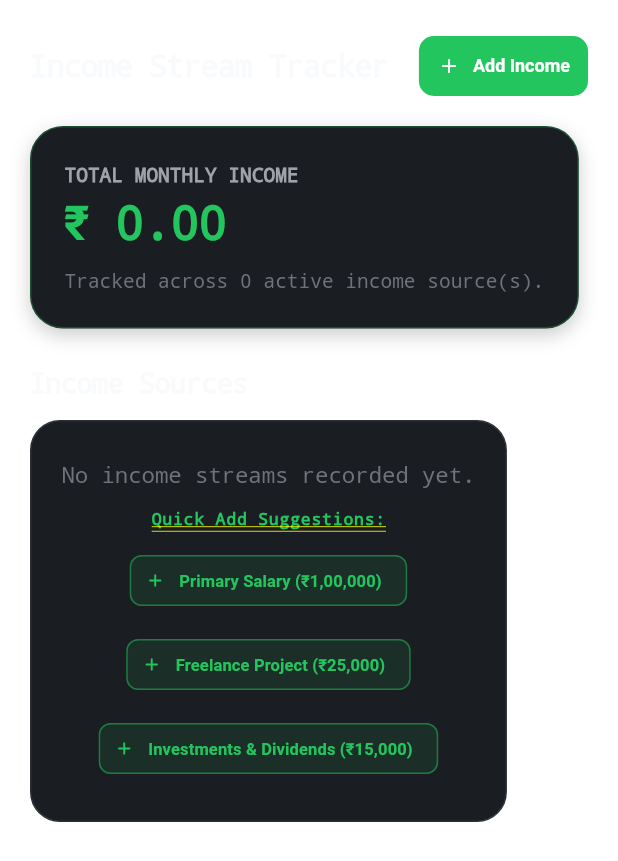
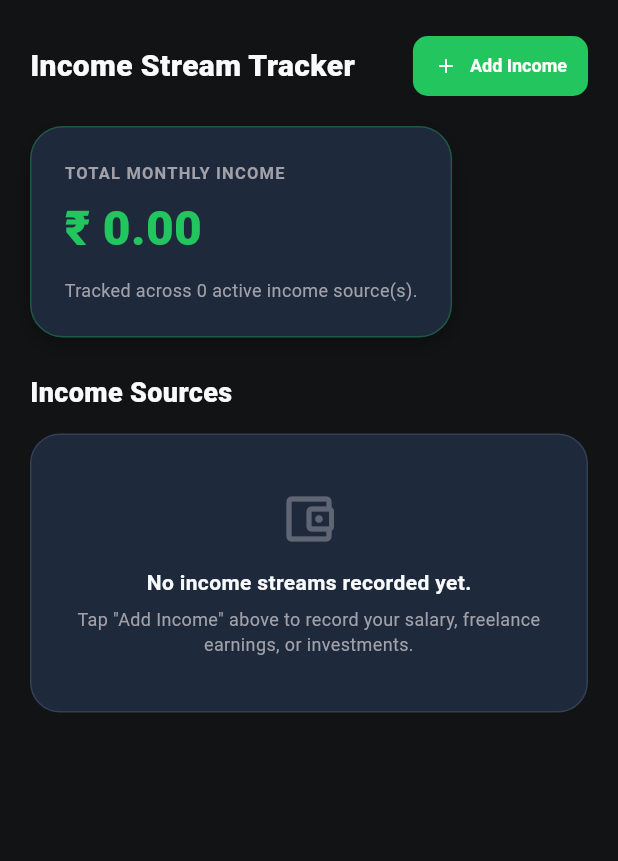
Before and after one commit to viswaas08/FinPilot-ExpenseTracker, a Flutter app: the IncomeTrackerScreen screen opened by its route, on a phone screen of 412 x 824 dp. Shown: the top 861 px of the screen. Run offline on Flutter 3.47's test engine with Material 3 defaults, Android fonts, the phone set to English and light mode, and no system bars; our stand-ins replace cloud_firestore, dio, firebase_auth, firebase_core, fl_chart, flutter_riverpod and 4 more; accounts and stored records are empty.

Commit message:
fix: removed budget health score card & quick add suggestions, fixed web canvas background and text rendering

```diff
--- a/lib/features/budget/presentation/screens/budget_dashboard_screen.dart
+++ b/lib/features/budget/presentation/screens/budget_dashboard_screen.dart
@@ -4,7 +4,6 @@ import 'package:expense_tracker/core/theme/app_colors.dart';
 import 'package:expense_tracker/features/budget/domain/entities/budget_entity.dart';
 import 'package:expense_tracker/features/budget/presentation/controllers/budget_controller.dart';
 import 'package:expense_tracker/features/budget/presentation/screens/budget_form_screen.dart';
-import 'package:expense_tracker/features/budget/presentation/widgets/budget_health_score_card.dart';
 import 'package:expense_tracker/features/budget/presentation/widgets/budget_quick_actions_row.dart';
 import 'package:expense_tracker/features/budget/presentation/widgets/category_budget_progress_card.dart';
 import 'package:expense_tracker/features/budget/presentation/widgets/monthly_budget_hero_card.dart';
@@ -83,12 +82,7 @@ class BudgetDashboardScreen extends ConsumerWidget {
         child: Column(
           crossAxisAlignment: CrossAxisAlignment.start,
           children: [
-            // 1. Budget Health Score Hero Card
-            BudgetHealthScoreCard(
-              healthScore: state.healthScore,
-              healthLabel: state.healthLabel,
-            ),
-            const SizedBox(height: 18),
+
 
             // 2. Active Alert Banner (If crossed thresholds)
             if (state.activeAlertMessage != null && state.alertSeverity != null) ...[
--- a/lib/features/income/presentation/screens/income_tracker_screen.dart
+++ b/lib/features/income/presentation/screens/income_tracker_screen.dart
@@ -1,7 +1,6 @@
 import 'package:flutter/material.dart';
 import 'package:flutter_riverpod/flutter_riverpod.dart';
 import 'package:expense_tracker/core/theme/app_colors.dart';
-import 'package:expense_tracker/core/theme/app_typography.dart';
 import 'package:expense_tracker/core/presentation/widgets/titanium_transaction_tile.dart';
 import 'package:expense_tracker/core/design_system/quantum_tokens.dart';
 import 'package:expense_tracker/core/design_system/quantum_button.dart';
@@ -184,9 +183,13 @@ class _IncomeTrackerScreenState extends ConsumerState<IncomeTrackerScreen> {
     final incomeList = ref.watch(incomeControllerProvider);
     final totalIncome = incomeList.fold<double>(0.0, (sum, item) => sum + item.amount);
     final isDark = Theme.of(context).brightness == Brightness.dark;
-    final textColor = isDark ? AppColors.primaryText : AppColors.lightTextPrimary;
+    final textColor = isDark ? AppColors.darkTextPrimary : AppColors.lightTextPrimary;
+    final subTextColor = isDark ? AppColors.darkTextSecondary : AppColors.lightTextSecondary;
 
-    return SingleChildScrollView(
+    return Scaffold(
+      backgroundColor: isDark ? AppColors.darkBackground : AppColors.lightBackground,
+      body: SafeArea(
+        child: SingleChildScrollView(
           physics: const BouncingScrollPhysics(),
           padding: const EdgeInsets.all(20.0),
           child: Column(
@@ -197,7 +200,12 @@ class _IncomeTrackerScreenState extends ConsumerState<IncomeTrackerScreen> {
                   Expanded(
                     child: Text(
                       'Income Stream Tracker',
-                  style: AppTypography.screenTitle.copyWith(color: textColor, fontSize: 20),
+                      style: TextStyle(
+                        fontSize: 20,
+                        fontWeight: FontWeight.w800,
+                        color: textColor,
+                        decoration: TextDecoration.none,
+                      ),
                       maxLines: 1,
                       overflow: TextOverflow.ellipsis,
                     ),
@@ -208,11 +216,11 @@ class _IncomeTrackerScreenState extends ConsumerState<IncomeTrackerScreen> {
                     icon: const Icon(Icons.add_rounded, size: 16, color: Colors.white),
                     label: const Text(
                       'Add Income',
-                  style: TextStyle(fontWeight: FontWeight.w700, fontSize: 12, color: Colors.white),
+                      style: TextStyle(fontWeight: FontWeight.w700, fontSize: 12, color: Colors.white, decoration: TextDecoration.none),
                     ),
                     style: ElevatedButton.styleFrom(
                       backgroundColor: AppColors.success,
-                  padding: const EdgeInsets.symmetric(horizontal: 12, vertical: 8),
+                      padding: const EdgeInsets.symmetric(horizontal: 14, vertical: 10),
                       shape: RoundedRectangleBorder(borderRadius: BorderRadius.circular(10)),
                       elevation: 0,
                     ),
@@ -225,12 +233,12 @@ class _IncomeTrackerScreenState extends ConsumerState<IncomeTrackerScreen> {
               Container(
                 padding: const EdgeInsets.all(22),
                 decoration: BoxDecoration(
-              color: isDark ? AppColors.surface : Colors.white,
+                  color: isDark ? const Color(0xFF1E293B) : Colors.white,
                   borderRadius: BorderRadius.circular(22),
                   border: Border.all(color: AppColors.success.withValues(alpha: 0.3), width: 1),
                   boxShadow: [
                     BoxShadow(
-                  color: Colors.black.withValues(alpha: isDark ? 0.2 : 0.04),
+                      color: Colors.black.withValues(alpha: isDark ? 0.3 : 0.04),
                       blurRadius: 10,
                       offset: const Offset(0, 4),
                     ),
@@ -241,20 +249,20 @@ class _IncomeTrackerScreenState extends ConsumerState<IncomeTrackerScreen> {
                   children: [
                     Text(
                       'TOTAL MONTHLY INCOME',
-                  style: AppTypography.caption.copyWith(color: AppColors.secondaryText, fontWeight: FontWeight.w700),
+                      style: TextStyle(color: subTextColor, fontWeight: FontWeight.w700, fontSize: 11, letterSpacing: 0.8, decoration: TextDecoration.none),
                     ),
                     const SizedBox(height: 6),
                     FittedBox(
                       fit: BoxFit.scaleDown,
                       child: Text(
                         CurrencyFormatter.format(totalIncome),
-                    style: AppTypography.financialValue.copyWith(color: AppColors.success, fontSize: 32),
+                        style: const TextStyle(color: AppColors.success, fontSize: 32, fontWeight: FontWeight.w900, decoration: TextDecoration.none),
                       ),
                     ),
                     const SizedBox(height: 10),
                     Text(
                       'Tracked across ${incomeList.length} active income source(s).',
-                  style: AppTypography.caption.copyWith(color: isDark ? AppColors.mutedText : AppColors.lightTextSecondary),
+                      style: TextStyle(color: subTextColor, fontSize: 12, decoration: TextDecoration.none),
                     ),
                   ],
                 ),
@@ -263,96 +271,32 @@ class _IncomeTrackerScreenState extends ConsumerState<IncomeTrackerScreen> {
 
               Text(
                 'Income Sources',
-            style: AppTypography.sectionTitle.copyWith(color: textColor, fontSize: 18),
+                style: TextStyle(color: textColor, fontSize: 18, fontWeight: FontWeight.w800, decoration: TextDecoration.none),
               ),
               const SizedBox(height: 14),
 
               if (incomeList.isEmpty)
                 Container(
-              padding: const EdgeInsets.symmetric(vertical: 24, horizontal: 20),
+                  width: double.infinity,
+                  padding: const EdgeInsets.symmetric(vertical: 36, horizontal: 20),
                   decoration: BoxDecoration(
-                color: isDark ? AppColors.surface : Colors.white,
+                    color: isDark ? const Color(0xFF1E293B) : Colors.white,
                     borderRadius: BorderRadius.circular(20),
-                border: Border.all(color: isDark ? AppColors.border : AppColors.lightBorder),
+                    border: Border.all(color: isDark ? const Color(0xFF334155) : AppColors.lightBorder),
                   ),
                   child: Column(
                     children: [
+                      Icon(Icons.account_balance_wallet_outlined, size: 40, color: subTextColor.withValues(alpha: 0.5)),
+                      const SizedBox(height: 12),
                       Text(
                         'No income streams recorded yet.',
-                    style: AppTypography.body.copyWith(color: isDark ? AppColors.mutedText : AppColors.lightTextSecondary),
+                        style: TextStyle(color: textColor, fontSize: 14, fontWeight: FontWeight.w600, decoration: TextDecoration.none),
                       ),
-                  const SizedBox(height: 14),
-                  const Text(
-                    'Quick Add Suggestions:',
-                    style: TextStyle(
-                      fontSize: 11,
-                      fontWeight: FontWeight.w700,
-                      color: AppColors.success,
-                      letterSpacing: 0.5,
-                    ),
-                  ),
-                  const SizedBox(height: 10),
-                  Wrap(
-                    spacing: 8,
-                    runSpacing: 8,
-                    alignment: WrapAlignment.center,
-                    children: [
-                      ActionChip(
-                        avatar: const Icon(Icons.add_rounded, size: 14, color: AppColors.success),
-                        label: const Text('Primary Salary (₹1,00,000)'),
-                        backgroundColor: AppColors.success.withValues(alpha: 0.1),
-                        side: BorderSide(color: AppColors.success.withValues(alpha: 0.3)),
-                        labelStyle: const TextStyle(fontSize: 11, fontWeight: FontWeight.w600, color: AppColors.success),
-                        onPressed: () {
-                          ref.read(incomeControllerProvider.notifier).addIncome(
-                                IncomeEntity(
-                                  id: DateTime.now().millisecondsSinceEpoch.toString(),
-                                  source: 'Primary Salary',
-                                  amount: 100000.0,
-                                  date: DateTime.now(),
-                                  category: 'Salary',
-                                  isRecurring: true,
-                                ),
-                              );
-                        },
-                      ),
-                      ActionChip(
-                        avatar: const Icon(Icons.add_rounded, size: 14, color: AppColors.success),
-                        label: const Text('Freelance Project (₹25,000)'),
-                        backgroundColor: AppColors.success.withValues(alpha: 0.1),
-                        side: BorderSide(color: AppColors.success.withValues(alpha: 0.3)),
-                        labelStyle: const TextStyle(fontSize: 11, fontWeight: FontWeight.w600, color: AppColors.success),
-                        onPressed: () {
-                          ref.read(incomeControllerProvider.notifier).addIncome(
-                                IncomeEntity(
-                                  id: DateTime.now().millisecondsSinceEpoch.toString(),
-                                  source: 'Freelance Project',
-                                  amount: 25000.0,
-                                  date: DateTime.now(),
-                                  category: 'Freelance',
-                                ),
-                              );
-                        },
-                      ),
-                      ActionChip(
-                        avatar: const Icon(Icons.add_rounded, size: 14, color: AppColors.success),
-                        label: const Text('Investments & Dividends (₹15,000)'),
-                        backgroundColor: AppColors.success.withValues(alpha: 0.1),
-                        side: BorderSide(color: AppColors.success.withValues(alpha: 0.3)),
-                        labelStyle: const TextStyle(fontSize: 11, fontWeight: FontWeight.w600, color: AppColors.success),
-                        onPressed: () {
-                          ref.read(incomeControllerProvider.notifier).addIncome(
-                                IncomeEntity(
-                                  id: DateTime.now().millisecondsSinceEpoch.toString(),
-                                  source: 'Stock Dividends',
-                                  amount: 15000.0,
-                                  date: DateTime.now(),
-                                  category: 'Investments',
-                                ),
-                              );
-                        },
-                      ),
-                    ],
+                      const SizedBox(height: 6),
+                      Text(
+                        'Tap "Add Income" above to record your salary, freelance earnings, or investments.',
+                        textAlign: TextAlign.center,
+                        style: TextStyle(color: subTextColor, fontSize: 12, decoration: TextDecoration.none),
                       ),
                     ],
                   ),
@@ -392,6 +336,8 @@ class _IncomeTrackerScreenState extends ConsumerState<IncomeTrackerScreen> {
               const SizedBox(height: 80),
             ],
           ),
+        ),
+      ),
     );
   }
 }
```
Lines whose indentation alone changed are shown as unchanged.
